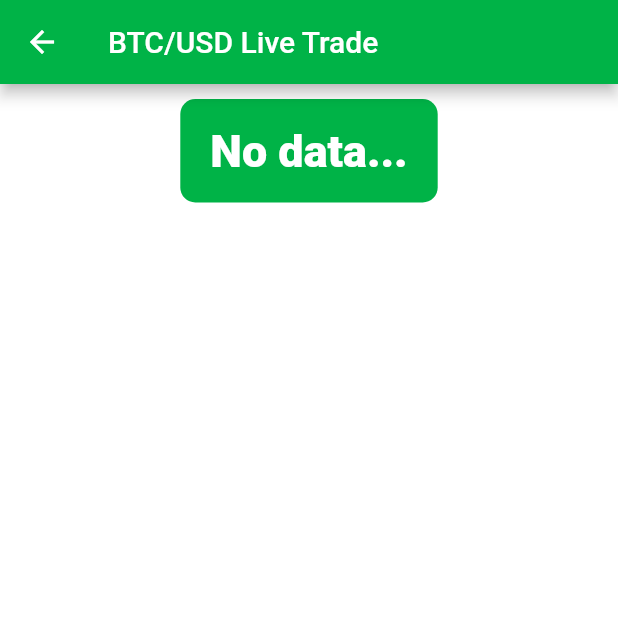
After one commit to graffenwalder/FlutStamp, a Flutter app: the screen it shows after launch, after a tap on "Get live Data", on a phone screen of 412 x 824 dp, the top half of it. The commit adds this screen. Run offline on Flutter 3.47's test engine with Material 2 defaults, Android fonts, the phone set to English and light mode, and no system bars; network calls fail.

Commit message:
Added trade_stream_screen. This uses the bitstamp websocket to get live price data.

```diff
--- a/lib/screens/main_menu.dart
+++ b/lib/screens/main_menu.dart
@@ -4,6 +4,7 @@ import 'package:flut_stamp/components/menu_item.dart';
 import 'package:flut_stamp/screens/ticker_screen.dart';
 import 'package:flutter/cupertino.dart';
 import 'package:flut_stamp/constants.dart';
+import 'trade_stream_screen.dart';
 import 'dart:io' show Platform;
 
 class MainMenu extends StatefulWidget {
@@ -90,12 +91,16 @@ class _MainMenuState extends State<MainMenu> {
             ),
           ),
           SizedBox(
-            height: 280.0,
+            height: 180.0,
           ),
           MenuItemCard(
             menuText: 'Get Market Info',
             screen: TickerScreen(selectedMarket),
           ),
+          MenuItemCard(
+            menuText: 'Get live Data',
+            screen: TradeStream(selectedMarket),
+          )
         ],
       ),
     );
--- /dev/null
+++ b/lib/screens/trade_stream_screen.dart
@@ -0,0 +1,94 @@
+import 'package:flutter/material.dart';
+import 'dart:convert';
+import 'package:web_socket_channel/io.dart';
+import 'package:web_socket_channel/web_socket_channel.dart';
+
+class TradeStream extends StatefulWidget {
+  TradeStream(this.selectedMarket);
+
+  final String selectedMarket;
+
+  @override
+  _TradeStreamState createState() => _TradeStreamState();
+}
+
+class _TradeStreamState extends State<TradeStream> {
+  WebSocketChannel channel;
+
+  @override
+  void initState() {
+    super.initState();
+    channel = IOWebSocketChannel.connect('wss://ws.bitstamp.net');
+    subscribe();
+  }
+
+  void subscribe() {
+    channel.sink.add(jsonEncode({
+      "event": "bts:subscribe",
+      "data": {"channel": "live_trades_${widget.selectedMarket}"}
+    }));
+  }
+
+  @override
+  void dispose() {
+    channel.sink.add(jsonEncode({
+      "event": "bts:unsubscribe",
+      "data": {"channel": "live_trades_${widget.selectedMarket}"}
+    }));
+    super.dispose();
+  }
+
+  @override
+  Widget build(BuildContext context) {
+    return Scaffold(
+        appBar: AppBar(
+          title: Text(
+              '${widget.selectedMarket.substring(0, 3)}/${widget.selectedMarket.substring(3)}'
+                      .toUpperCase() +
+                  ' Live Trade'),
+        ),
+        body: Center(
+          child: Column(
+            children: <Widget>[
+              StreamBuilder(
+                stream: channel.stream,
+                builder: (BuildContext context, AsyncSnapshot snapshot) {
+                  String text = '';
+                  bool hasPriceData() {
+                    if (jsonDecode(snapshot.data)['data']['price_str'] !=
+                        null) {
+                      return true;
+                    }
+                    return false;
+                  }
+
+                  if (!snapshot.hasData) {
+                    text = 'No data...';
+                  } else if (hasPriceData()) {
+                    text = jsonDecode(snapshot.data)['data']['price_str'] +
+                        ' ${widget.selectedMarket.substring(3).toUpperCase()}';
+                  } else {
+                    text = 'No trades yet...';
+                  }
+
+                  return Container(
+                      child: Text(
+                        text,
+                        style: TextStyle(
+                            fontSize: 30.0, fontWeight: FontWeight.w900),
+                      ),
+                      margin: EdgeInsets.symmetric(
+                          horizontal: 10.0, vertical: 10.0),
+                      padding: EdgeInsets.symmetric(
+                          horizontal: 20.0, vertical: 17.0),
+                      decoration: BoxDecoration(
+                        color: Color(0xff00b347),
+                        borderRadius: BorderRadius.circular(10.0),
+                      ));
+                },
+              )
+            ],
+          ),
+        ));
+  }
+}
--- a/pubspec.yaml
+++ b/pubspec.yaml
@@ -12,6 +12,7 @@ dependencies:
 
   cupertino_icons: ^0.1.2
   http: ^0.12.0+2
+  web_socket_channel: ^1.0.13
 
 dev_dependencies:
   flutter_test:
```
Also changed, not shown: pubspec.lock, 2 other files.
